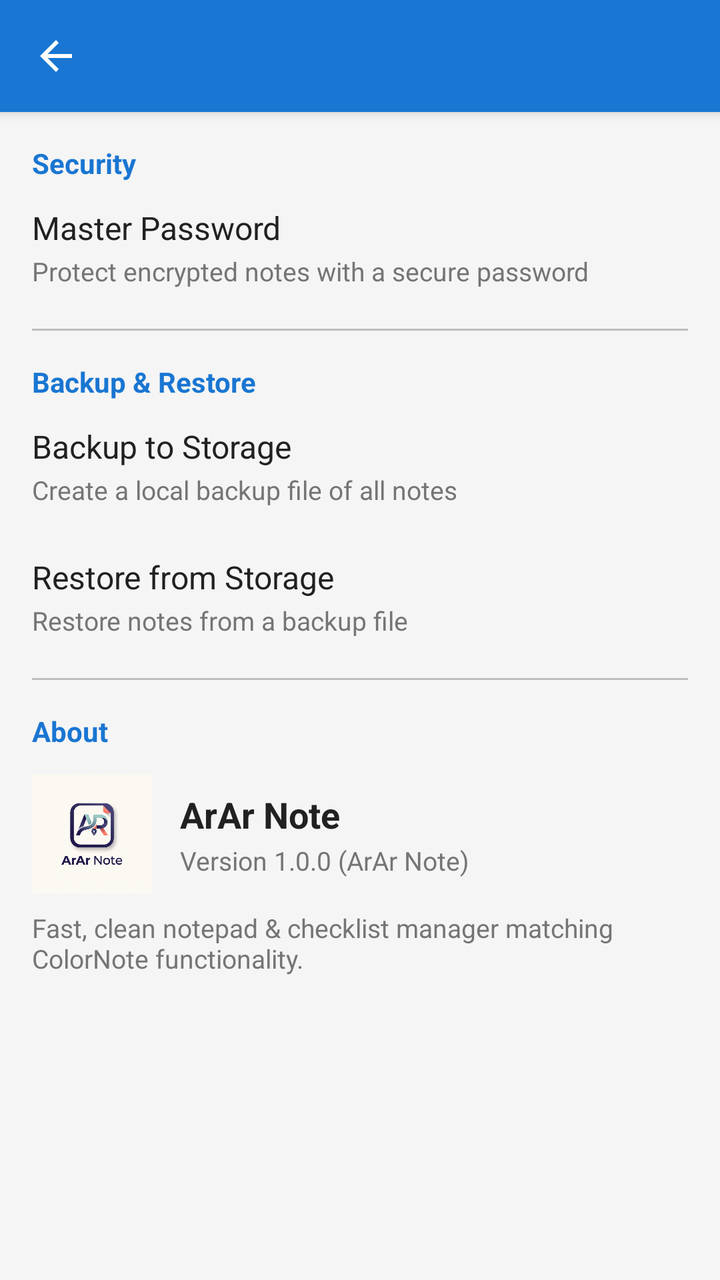
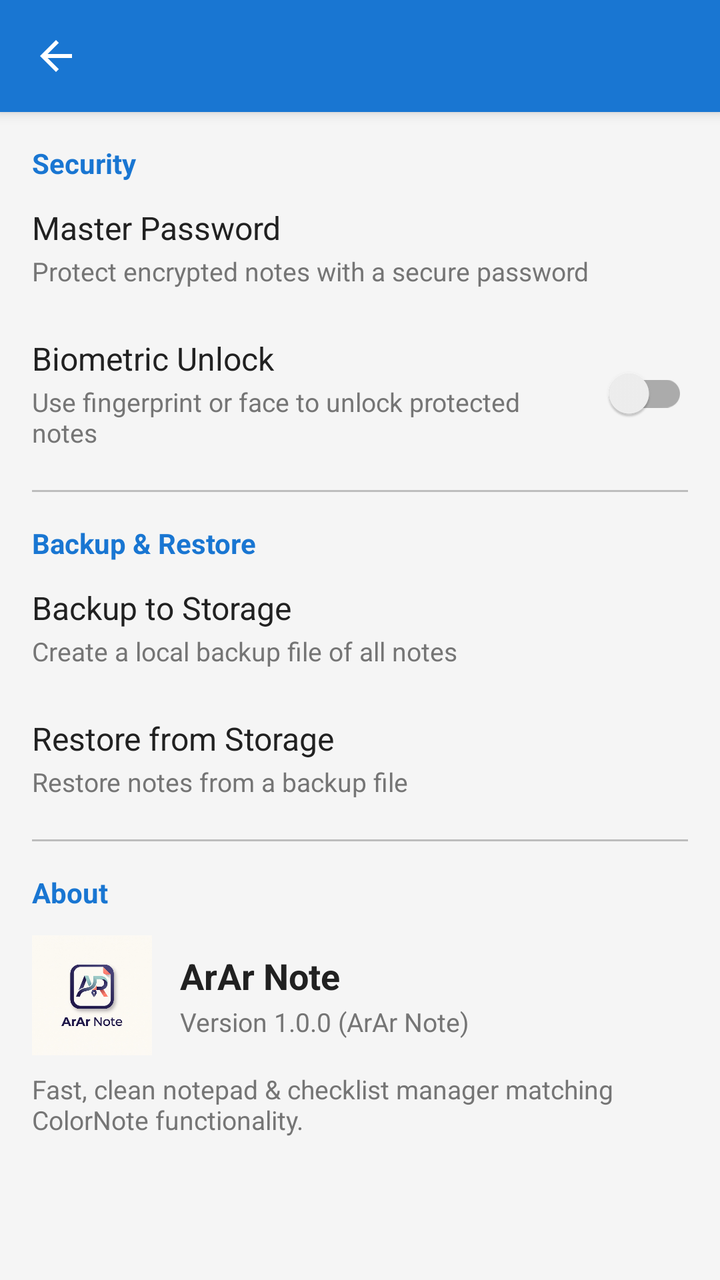

The first picture is an Android layout as it rendered before a commit; the second is the same layout after the commit. The layout source and the unified diff follow.
<!-- AndroidManifest.xml: application theme Theme.ArArNote -->
<!-- res/layout/activity_settings.xml -->
<?xml version="1.0" encoding="utf-8"?>
<LinearLayout xmlns:android="http://schemas.android.com/apk/res/android"
    xmlns:app="http://schemas.android.com/apk/res-auto"
    android:layout_width="match_parent"
    android:layout_height="match_parent"
    android:orientation="vertical">

    <androidx.appcompat.widget.Toolbar
        android:id="@+id/toolbar"
        android:layout_width="match_parent"
        android:layout_height="?attr/actionBarSize"
        android:background="?attr/colorPrimary"
        android:theme="@style/Widget.ArArNote.Toolbar"
        app:navigationIcon="@drawable/ic_arrow_back" />

    <ScrollView
        android:layout_width="match_parent"
        android:layout_height="match_parent">

        <LinearLayout
            android:layout_width="match_parent"
            android:layout_height="wrap_content"
            android:orientation="vertical"
            android:padding="16dp">

            
            <TextView
                android:layout_width="wrap_content"
                android:layout_height="wrap_content"
                android:text="Security"
                android:textColor="?attr/colorPrimary"
                android:textSize="14sp"
                android:textStyle="bold" />

            <LinearLayout
                android:id="@+id/btn_setting_password"
                android:layout_width="match_parent"
                android:layout_height="wrap_content"
                android:background="?attr/selectableItemBackground"
                android:clickable="true"
                android:focusable="true"
                android:orientation="vertical"
                android:paddingTop="12dp"
                android:paddingBottom="12dp">

                <TextView
                    android:id="@+id/text_password_title"
                    android:layout_width="match_parent"
                    android:layout_height="wrap_content"
                    android:text="@string/pref_master_password"
                    android:textColor="@color/text_primary"
                    android:textSize="16sp" />

                <TextView
                    android:id="@+id/text_password_status"
                    android:layout_width="match_parent"
                    android:layout_height="wrap_content"
                    android:layout_marginTop="2dp"
                    android:text="@string/pref_master_password_summary"
                    android:textColor="@color/text_secondary"
                    android:textSize="13sp" />

            </LinearLayout>

            <View
                android:layout_width="match_parent"
                android:layout_height="1dp"
                android:layout_marginTop="8dp"
                android:layout_marginBottom="16dp"
                android:background="@color/divider" />

            
            <TextView
                android:layout_width="wrap_content"
                android:layout_height="wrap_content"
                android:text="Backup &amp; Restore"
                android:textColor="?attr/colorPrimary"
                android:textSize="14sp"
                android:textStyle="bold" />

            <LinearLayout
                android:id="@+id/btn_setting_backup"
                android:layout_width="match_parent"
                android:layout_height="wrap_content"
                android:background="?attr/selectableItemBackground"
                android:clickable="true"
                android:focusable="true"
                android:orientation="vertical"
                android:paddingTop="12dp"
                android:paddingBottom="12dp">

                <TextView
                    android:layout_width="match_parent"
                    android:layout_height="wrap_content"
                    android:text="@string/pref_backup"
                    android:textColor="@color/text_primary"
                    android:textSize="16sp" />

                <TextView
                    android:layout_width="match_parent"
                    android:layout_height="wrap_content"
                    android:layout_marginTop="2dp"
                    android:text="@string/pref_backup_summary"
                    android:textColor="@color/text_secondary"
                    android:textSize="13sp" />

            </LinearLayout>

            <LinearLayout
                android:id="@+id/btn_setting_restore"
                android:layout_width="match_parent"
                android:layout_height="wrap_content"
                android:background="?attr/selectableItemBackground"
                android:clickable="true"
                android:focusable="true"
                android:orientation="vertical"
                android:paddingTop="12dp"
                android:paddingBottom="12dp">

                <TextView
                    android:layout_width="match_parent"
                    android:layout_height="wrap_content"
                    android:text="@string/pref_restore"
                    android:textColor="@color/text_primary"
                    android:textSize="16sp" />

                <TextView
                    android:layout_width="match_parent"
                    android:layout_height="wrap_content"
                    android:layout_marginTop="2dp"
                    android:text="@string/pref_restore_summary"
                    android:textColor="@color/text_secondary"
                    android:textSize="13sp" />

            </LinearLayout>

            <View
                android:layout_width="match_parent"
                android:layout_height="1dp"
                android:layout_marginTop="8dp"
                android:layout_marginBottom="16dp"
                android:background="@color/divider" />

            
            <TextView
                android:layout_width="wrap_content"
                android:layout_height="wrap_content"
                android:text="About"
                android:textColor="?attr/colorPrimary"
                android:textSize="14sp"
                android:textStyle="bold" />

            <LinearLayout
                android:layout_width="match_parent"
                android:layout_height="wrap_content"
                android:layout_marginTop="12dp"
                android:gravity="center_vertical"
                android:orientation="horizontal">

                <ImageView
                    android:layout_width="60dp"
                    android:layout_height="60dp"
                    android:contentDescription="@string/app_name"
                    android:src="@drawable/app_logo" />

                <LinearLayout
                    android:layout_width="0dp"
                    android:layout_height="wrap_content"
                    android:layout_marginStart="14dp"
                    android:layout_weight="1"
                    android:orientation="vertical">

                    <TextView
                        android:layout_width="wrap_content"
                        android:layout_height="wrap_content"
                        android:text="@string/app_name"
                        android:textColor="@color/text_primary"
                        android:textSize="18sp"
                        android:textStyle="bold" />

                    <TextView
                        android:layout_width="wrap_content"
                        android:layout_height="wrap_content"
                        android:layout_marginTop="2dp"
                        android:text="@string/pref_app_version"
                        android:textColor="@color/text_secondary"
                        android:textSize="13sp" />
                </LinearLayout>

            </LinearLayout>

            <TextView
                android:layout_width="match_parent"
                android:layout_height="wrap_content"
                android:layout_marginTop="8dp"
                android:text="Fast, clean notepad &amp; checklist manager matching ColorNote functionality."
                android:textColor="@color/text_secondary"
                android:textSize="13sp" />

        </LinearLayout>

    </ScrollView>

</LinearLayout>
<!-- resources referenced by this layout -->
<resources>
  <color name="divider">#BDBDBD</color>
  <color name="text_primary">#212121</color>
  <color name="text_secondary">#757575</color>
  <!-- drawable app_logo: png bitmap (drawable, 127281 bytes) -->
  <!-- drawable ic_arrow_back (drawable) -->
  <vector xmlns:android="http://schemas.android.com/apk/res/android"
      android:width="24dp"
      android:height="24dp"
      android:viewportWidth="24"
      android:viewportHeight="24">
      <path
          android:fillColor="#FFFFFFFF"
          android:pathData="M20,11H7.83L13.42,5.41L12,4L4,12L12,20L13.41,18.59L7.83,13H20V11Z" />
  </vector>
  <string name="app_name">ArAr Note</string>
  <string name="pref_app_version">Version 1.0.0 (ArAr Note)</string>
  <string name="pref_backup">Backup to Storage</string>
  <string name="pref_backup_summary">Create a local backup file of all notes</string>
  <string name="pref_master_password">Master Password</string>
  <string name="pref_master_password_summary">Protect encrypted notes with a secure password</string>
  <string name="pref_restore">Restore from Storage</string>
  <string name="pref_restore_summary">Restore notes from a backup file</string>
  <style name="Widget.ArArNote.Toolbar" parent="Widget.MaterialComponents.Toolbar.Primary">
          <item name="titleTextColor">#FFFFFF</item>
          <item name="subtitleTextColor">#E0E0E0</item>
      </style>
  <style name="Theme.ArArNote" parent="Theme.MaterialComponents.DayNight.NoActionBar">
          <item name="colorPrimary">@color/primary</item>
          <item name="colorPrimaryVariant">@color/primary_dark</item>
          <item name="colorOnPrimary">#FFFFFF</item>
          <item name="colorSecondary">@color/accent</item>
          <item name="colorSecondaryVariant">@color/accent</item>
          <item name="colorOnSecondary">#000000</item>
          <item name="android:statusBarColor">?attr/colorPrimaryVariant</item>
          <item name="android:windowBackground">@color/background</item>
      </style>
  <color name="primary">#1976D2</color>
  <color name="primary_dark">#0D47A1</color>
  <color name="accent">#FFAB00</color>
  <color name="background">#F5F5F5</color>
</resources>

<!-- the commit's change to res/layout/activity_settings.xml (unified diff, before → after) -->
@@ -62,6 +62,51 @@
 
             </LinearLayout>
 
+            <LinearLayout
+                android:id="@+id/btn_setting_biometric"
+                android:layout_width="match_parent"
+                android:layout_height="wrap_content"
+                android:background="?attr/selectableItemBackground"
+                android:clickable="true"
+                android:focusable="true"
+                android:gravity="center_vertical"
+                android:orientation="horizontal"
+                android:paddingTop="12dp"
+                android:paddingBottom="12dp">
+
+                <LinearLayout
+                    android:layout_width="0dp"
+                    android:layout_height="wrap_content"
+                    android:layout_weight="1"
+                    android:orientation="vertical">
+
+                    <TextView
+                        android:layout_width="match_parent"
+                        android:layout_height="wrap_content"
+                        android:text="Biometric Unlock"
+                        android:textColor="@color/text_primary"
+                        android:textSize="16sp" />
+
+                    <TextView
+                        android:id="@+id/text_biometric_status"
+                        android:layout_width="match_parent"
+                        android:layout_height="wrap_content"
+                        android:layout_marginTop="2dp"
+                        android:text="Use fingerprint or face to unlock protected notes"
+                        android:textColor="@color/text_secondary"
+                        android:textSize="13sp" />
+
+                </LinearLayout>
+
+                <androidx.appcompat.widget.SwitchCompat
+                    android:id="@+id/switch_biometric"
+                    android:layout_width="wrap_content"
+                    android:layout_height="wrap_content"
+                    android:clickable="false"
+                    android:focusable="false" />
+
+            </LinearLayout>
+
             <View
                 android:layout_width="match_parent"
                 android:layout_height="1dp"
